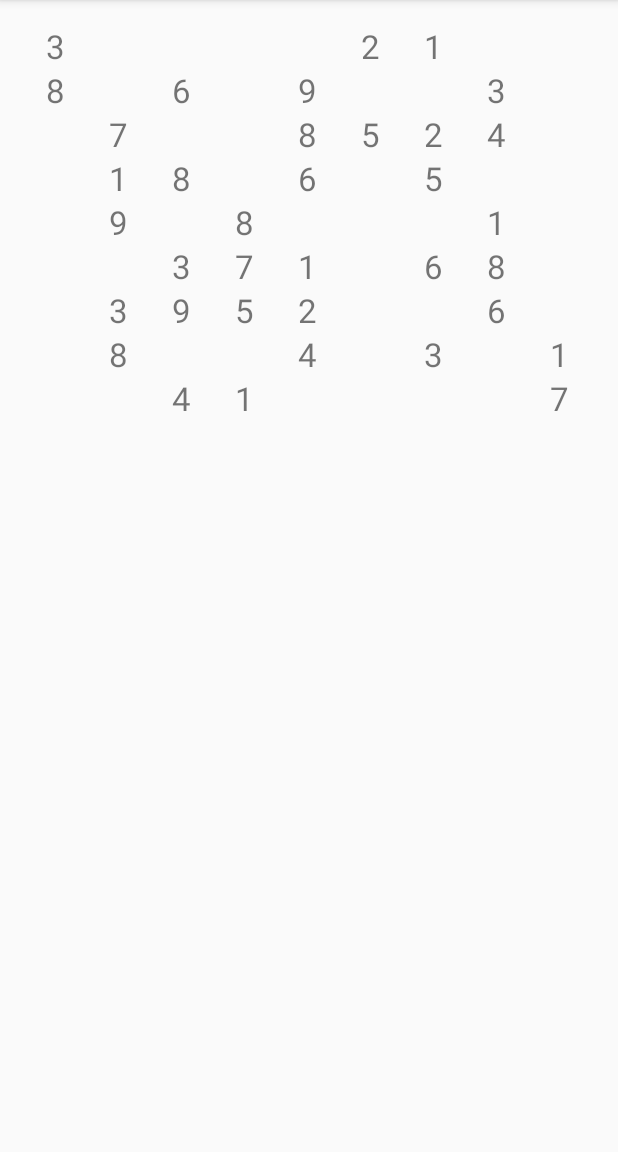
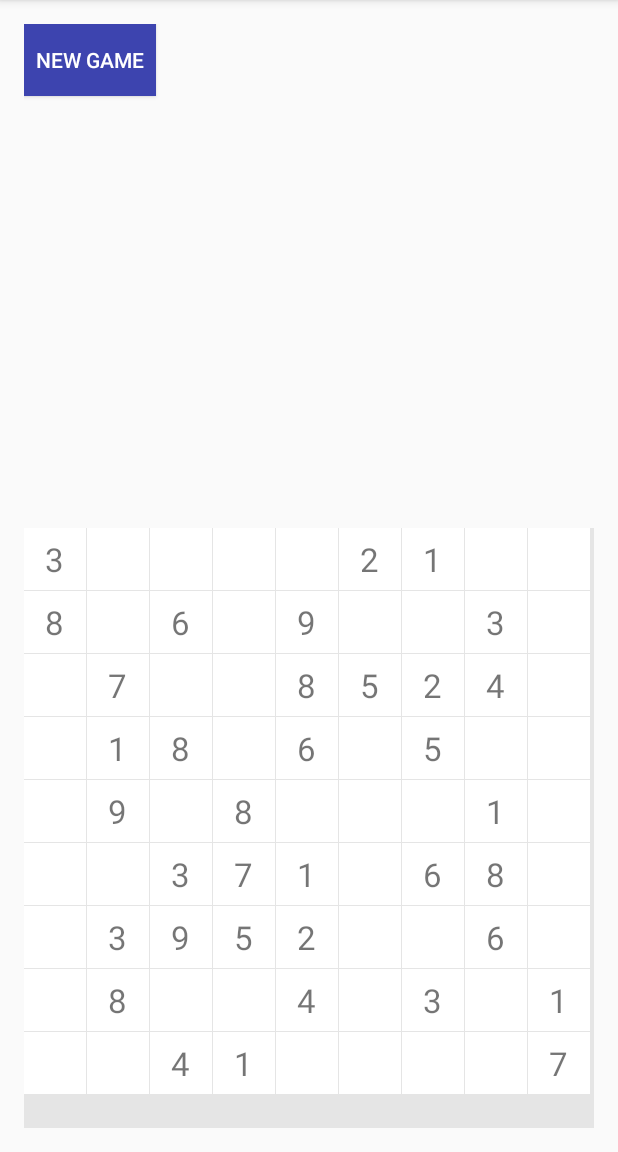
Before and after one commit to Mons1Oerjan/Sudoku, an Android app: the screen it shows after launch (MainActivity), on a phone screen of 412 x 824 dp, the part 84-1236 px from its top. Run offline under Robolectric (Android 15) with nearby library versions, the phone set to English and light mode, and no system bars.

Commit message:
Added a New Game button
- Added a button that restarts the game on click.
- Added grid lines.

```diff
--- a/app/src/main/java/com/mons/sudoku/MainActivity.java
+++ b/app/src/main/java/com/mons/sudoku/MainActivity.java
@@ -4,6 +4,7 @@ import android.os.Bundle;
 import android.support.v7.app.AppCompatActivity;
 import android.view.View;
 import android.widget.AdapterView;
+import android.widget.Button;
 import android.widget.GridView;
 
 /**
@@ -14,6 +15,9 @@ import android.widget.GridView;
 public class MainActivity extends AppCompatActivity
 {
     public GridView gridView;
+    public Button restartGameButton;
+    CustomGridAdapter gridAdapter;
+
     public String[] gridItems = new String[81];
     private Sudoku sudoku = Sudoku.getInstance();
 
@@ -27,11 +31,18 @@ public class MainActivity extends AppCompatActivity
         super.onCreate(savedInstanceState);
         setContentView(R.layout.activity_main);
 
+        gridView = (GridView) this.findViewById(R.id.myGridView);
+
+        //New Game Button:
+        restartGameButton = (Button) this.findViewById(R.id.button1);
+        restartGameButton.setOnClickListener(new View.OnClickListener(){
+            public void onClick(View view){
+                newGame();
+            }
+        });
+
+        //set the first game on startup:
         newGame();
-
-        gridView = (GridView) this.findViewById(R.id.myGridView);
-        CustomGridAdapter gridAdapter = new CustomGridAdapter(MainActivity.this, gridItems);
-        gridView.setAdapter(gridAdapter);
     }
 
 
@@ -68,6 +79,8 @@ public class MainActivity extends AppCompatActivity
                 gridItems[i] = Integer.toString(grid[i]);
             }
         }
+        gridAdapter = new CustomGridAdapter(MainActivity.this, gridItems);
+        gridView.setAdapter(gridAdapter);
     }
 
 
--- a/app/src/main/res/layout/activity_main.xml
+++ b/app/src/main/res/layout/activity_main.xml
@@ -12,11 +12,26 @@
     tools:context="com.mons.sudoku.MainActivity">
 
     <GridView
+        android:layout_width="match_parent"
+        android:id="@+id/myGridView"
+        android:horizontalSpacing="1dp"
+        android:verticalSpacing="1dp"
+        android:numColumns="9"
+        android:background="#e5e5e5"
+        android:layout_height="400dp"
+        android:layout_alignParentBottom="true"
+        android:layout_alignParentLeft="true"
+        android:layout_alignParentStart="true" />
+
+    <Button
+        android:text="New Game"
         android:layout_width="wrap_content"
         android:layout_height="wrap_content"
-        android:id="@+id/myGridView"
         android:layout_alignParentTop="true"
         android:layout_alignParentLeft="true"
-        android:numColumns="9"/>
+        android:layout_alignParentStart="true"
+        android:textColor="#fff"
+        android:background="#3d44af"
+        android:id="@+id/button1" />
 
 </RelativeLayout>
--- a/app/src/main/res/layout/cell.xml
+++ b/app/src/main/res/layout/cell.xml
@@ -2,16 +2,18 @@
 <LinearLayout
     xmlns:android="http://schemas.android.com/apk/res/android"
     android:orientation="vertical"
-    android:layout_width="wrap_content"
-    android:layout_height="wrap_content">
+    android:layout_width="match_parent"
+    android:layout_height="match_parent"
+    android:gravity="center"
+    android:background="#fff"
+    android:padding="6dp">
 
     <TextView
+        android:id="@+id/grid_item"
         android:layout_width="wrap_content"
         android:layout_height="wrap_content"
         android:text="TextView"
-        android:layout_gravity="center"
         android:textSize="22dp"
-        android:layout_weight="1"
-        android:id="@+id/grid_item"/>
+        />
 
 </LinearLayout>
```
